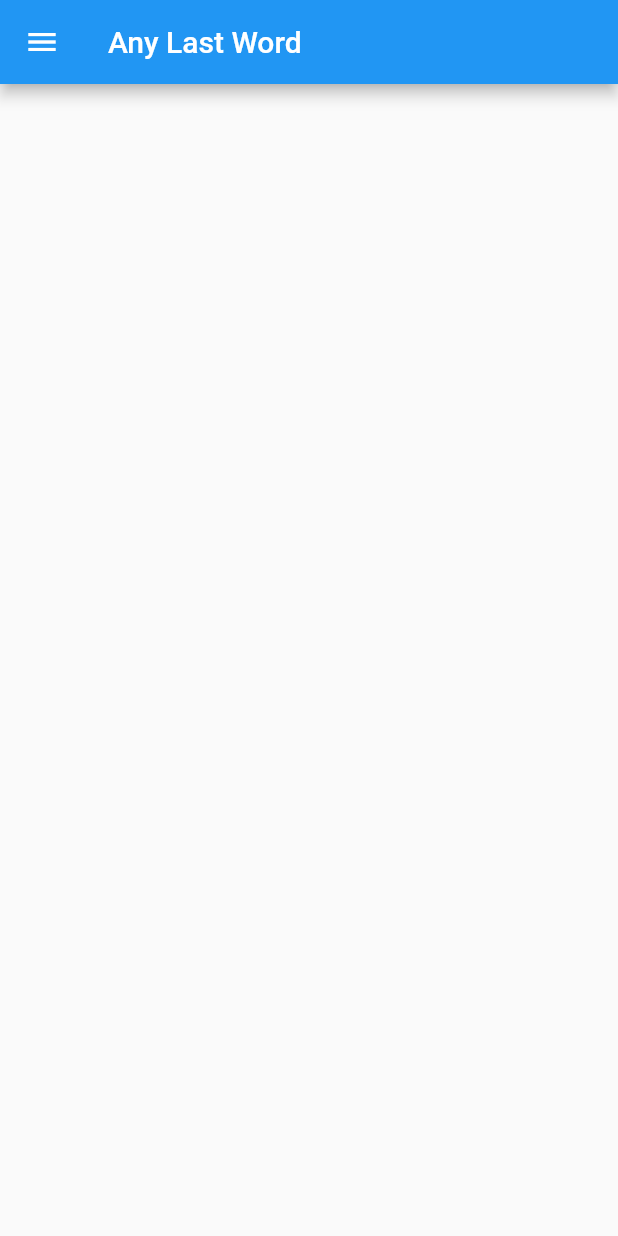
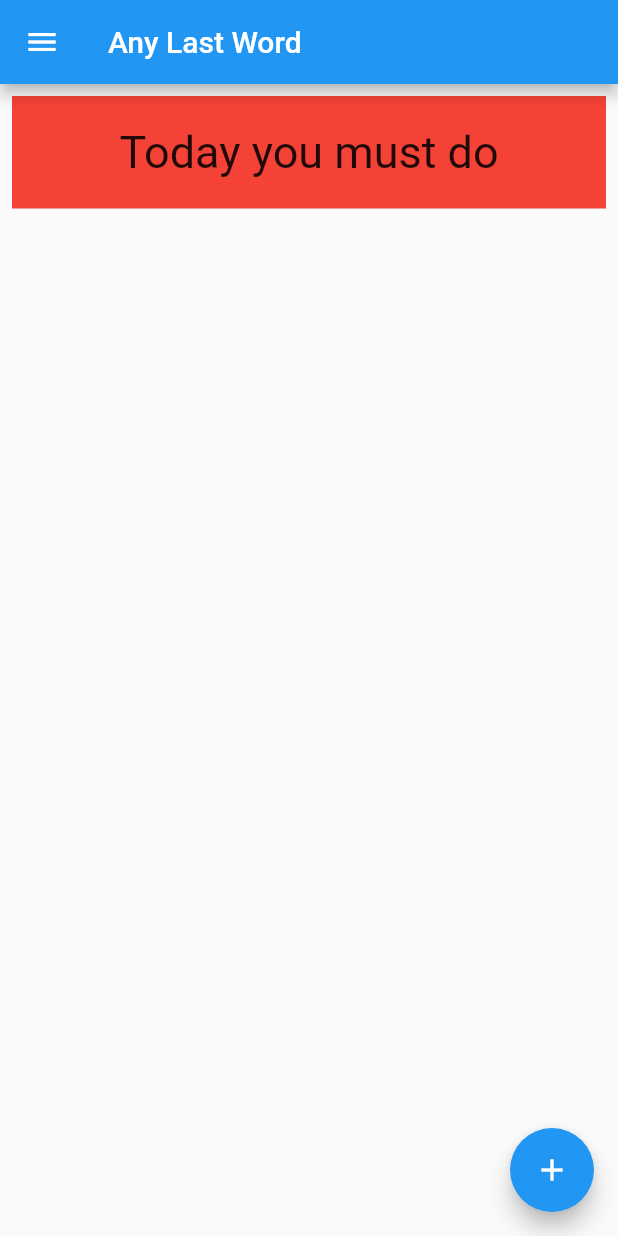
Before and after one commit to Ariyapoom/AnyLastWord, a Flutter app: the screen it shows after launch, on a phone screen of 412 x 824 dp. Run offline on Flutter 3.47's test engine with Material 2 defaults, Android fonts, the phone set to English and light mode, and no system bars; our stand-ins replace bloc, flutter_bloc.

Commit message:
bug and error fixed

```diff
--- /dev/null
+++ b/lib/presentation/editlist.dart
@@ -0,0 +1,5 @@
+import 'package:flutter/cupertino.dart';
+
+class EditList extends StatefulWidget{
+
+}
--- a/lib/presentation/home.dart
+++ b/lib/presentation/home.dart
@@ -1,11 +1,16 @@
+import 'package:anylastword/main.dart';
 import 'package:anylastword/route/routes.dart';
 import 'package:flutter/material.dart';
+import 'package:flutter_bloc/flutter_bloc.dart';
+import 'package:intl/intl.dart';
 
 class Homepage extends StatefulWidget {
   _HomePageState createState() => _HomePageState();
 }
 
 class _HomePageState extends State<Homepage> {
+  List<MyList> today = [];
+  final DateFormat formatter = DateFormat('dd-MMM-yyyy');
   @override
   Widget build(BuildContext context) {
     return Scaffold(
@@ -28,7 +33,13 @@ class _HomePageState extends State<Homepage> {
                 title: Text("Show all list"),
                 onTap: () {
                   Navigator.pop(context);
-                    Navigator.of(context).pushNamed(AppRoutes.showlist);
+                  Navigator.of(context)
+                      .pushNamed(AppRoutes.showlist)
+                      .then((onValue) => {
+                            this.setState(() {
+                              this.today = [];
+                            })
+                          });
                 },
               ),
             ),
@@ -37,7 +48,13 @@ class _HomePageState extends State<Homepage> {
                 title: Text("Add new list"),
                 onTap: () {
                   Navigator.pop(context);
-                    Navigator.of(context).pushNamed(AppRoutes.addlist);
+                  Navigator.of(context)
+                      .pushNamed(AppRoutes.addlist)
+                      .then((data) => {
+                            this.setState(() {
+                              this.today = [];
+                            })
+                          });
                 },
               ),
             )
@@ -45,11 +62,50 @@ class _HomePageState extends State<Homepage> {
         ),
       ),
       body: Container(
-          child: ListView(
-            children: [
-
-            ],
+        child: BlocBuilder<ListCubit, List>(
+          builder: (context, state) {
+            state.forEach((i) => {
+                  if (this.formatter.format(i.listdate) ==
+                      formatter.format(DateTime.now()))
+                    {today.add(i)}
+                });
+            return ListView.builder(
+              padding: const EdgeInsets.all(8),
+              itemCount: this.today.length + 1,
+              itemBuilder: (BuildContext context, int index) {
+                if (index == 0) {
+                  return Container(
+                    padding: EdgeInsets.fromLTRB(0, 20, 0, 20),
+                    color: Colors.red,
+                    alignment: Alignment.center,
+                    child: Text("Today you must do",style: TextStyle( fontSize: 30),),
+                  );
+                }
+                else {
+                  return Card(
+                    color: Colors.redAccent,
+                    child: ListTile(
+                      title: Text(this.today[index-1].listname),
+                      trailing:
+                          Text(formatter.format(this.today[index-1].listdate)),
                     ),
-        ));
+                  );
+                }
+              },
+            );
+          },
+        ),
+      ),
+      floatingActionButton: FloatingActionButton(
+        child: Icon(Icons.add),
+        onPressed: ()=>Navigator.of(context)
+                      .pushNamed(AppRoutes.addlist)
+                      .then((data) => {
+                            this.setState(() {
+                              this.today = [];
+                            })
+                          }),
+      ),
+    );
   }
 }
```
Also changed, not shown: lib/presentation/addlist.dart (+16 -3 lines), lib/presentation/showlist.dart (+6 -9 lines). Lines whose indentation alone changed are shown as unchanged.
